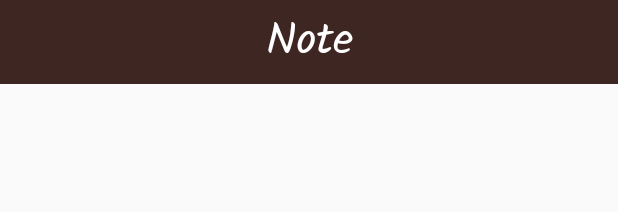
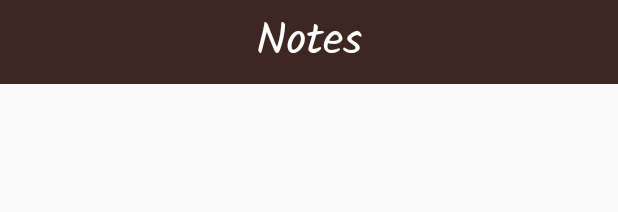
Before and after one commit to ahmadshtiwi/Note, an Android app: the layout action_bar.xml on its own in the app's theme, with its tools: preview values and no code run, on a phone screen of 412 x 824 dp. Shown: the top 212 px of the screen. Run offline under Robolectric (Android 15) with nearby library versions, the phone set to English and light mode, and no system bars; Roboto replaces fonts that are not available here.

Commit message:
update name

```diff
--- a/app/src/main/res/values-night/themes.xml
+++ b/app/src/main/res/values-night/themes.xml
@@ -1,6 +1,6 @@
 <resources xmlns:tools="http://schemas.android.com/tools">
     <!-- Base application theme. -->
-    <style name="Theme.Note" parent="Theme.MaterialComponents.DayNight.DarkActionBar">
+    <style name="Theme.Notes" parent="Theme.MaterialComponents.DayNight.DarkActionBar">
         <!-- Primary brand color. -->
         <item name="colorPrimary">@color/purple_200</item>
         <item name="colorPrimaryVariant">@color/purple_700</item>
--- a/app/src/main/res/values/strings.xml
+++ b/app/src/main/res/values/strings.xml
@@ -1,5 +1,5 @@
 <resources>
-    <string name="app_name">Note</string>
+    <string name="app_name">Notes</string>
     <string name="hint_note">Note</string>
     <string name="hint_title">Title</string>
     <string name="btn_add">Add</string>
```
